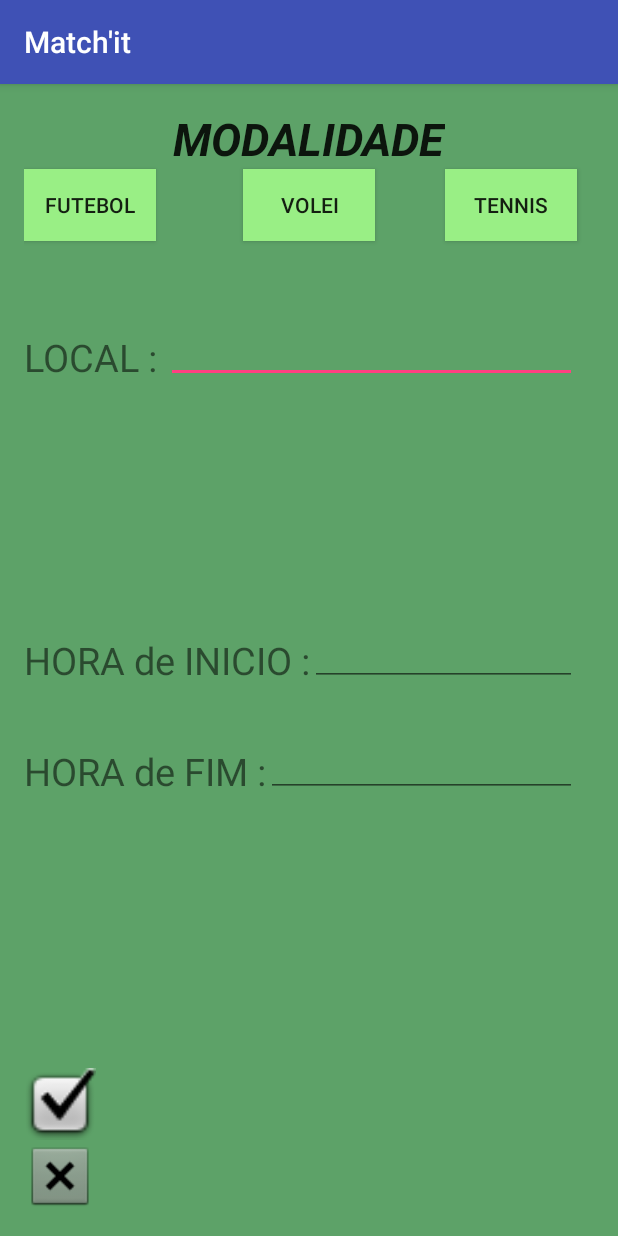
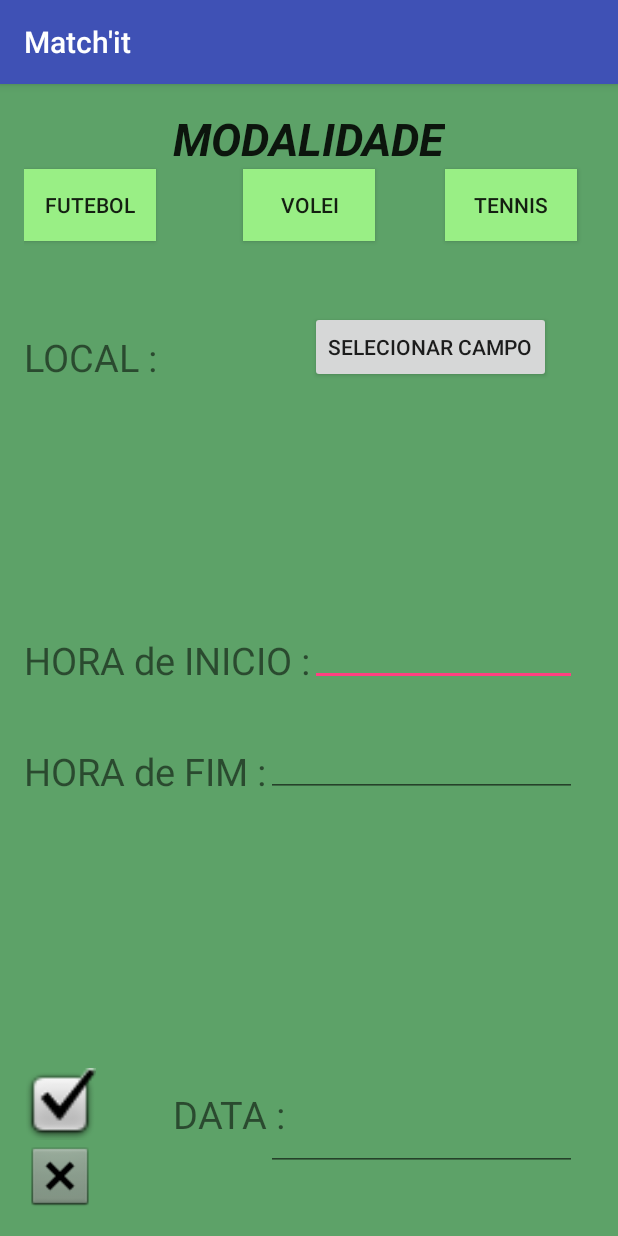
Before and after one commit to tomasvcaldas/PSC-PIRLO, an Android app: the criarEvento screen opened directly, with no data from a screen before it, on a phone screen of 412 x 824 dp. Run offline under Robolectric (Android 15) with nearby library versions, the phone set to English and light mode, and no system bars.

Commit message:
Butao Lista de Campos

```diff
--- a/pirloIT/app/src/main/java/com/example/utilizador/pirloit/criarEvento.java
+++ b/pirloIT/app/src/main/java/com/example/utilizador/pirloit/criarEvento.java
@@ -71,5 +71,15 @@ public class criarEvento extends AppCompatActivity {
         });
 
 
+        Button menu = (Button) findViewById(R.id.button5);
+        menu.setOnClickListener(new View.OnClickListener() {
+            @Override
+            public void onClick(View v) {
+                MenuCampos campo = new MenuCampos();
+                campo.show(getFragmentManager(), "seleciona_campo");
+            }
+        });
+
     }
+
 }
--- a/pirloIT/app/src/main/res/layout/activity_criar_evento.xml
+++ b/pirloIT/app/src/main/res/layout/activity_criar_evento.xml
@@ -9,6 +9,7 @@
     android:paddingTop="@dimen/activity_vertical_margin"
     tools:context="com.example.utilizador.pirloit.criarEvento"
     android:background="#a70c741c">
+
 
     <Button
         style="?android:attr/buttonStyleSmall"
@@ -72,16 +73,7 @@
         android:layout_marginTop="60dp"
         android:textSize="25dp" />
 
-    <EditText
-        android:layout_width="wrap_content"
-        android:layout_height="wrap_content"
-        android:id="@+id/editText"
-        android:layout_alignBottom="@+id/textView2"
-        android:layout_toRightOf="@+id/textView2"
-        android:text=" "
-        android:layout_alignRight="@+id/button3"
-        android:layout_alignEnd="@+id/button3"
-        android:textSize="25dp" />
+
 
     <TextView
         android:layout_width="wrap_content"
@@ -135,4 +127,35 @@
         android:background="@android:drawable/checkbox_on_background"
         android:layout_above="@+id/backCriar" />
 
+    <TextView
+        android:layout_width="wrap_content"
+        android:layout_height="wrap_content"
+        android:text="DATA :"
+        android:id="@+id/textView22"
+        android:layout_alignBottom="@+id/confirmaCriar"
+        android:layout_alignLeft="@+id/textView"
+        android:layout_alignStart="@+id/textView"
+        android:textSize="25dp" />
+
+    <EditText
+        android:layout_width="wrap_content"
+        android:layout_height="wrap_content"
+        android:inputType="numberDecimal"
+        android:ems="10"
+        android:id="@+id/editText4"
+        android:layout_alignTop="@+id/textView22"
+        android:layout_toRightOf="@+id/textView4"
+        android:layout_alignRight="@+id/editText3"
+        android:layout_alignEnd="@+id/editText3"
+        android:textSize="25dp" />
+
+    <Button
+        android:layout_width="wrap_content"
+        android:layout_height="wrap_content"
+        android:text="Selecionar Campo"
+        android:id="@+id/button5"
+        android:layout_alignBottom="@+id/textView2"
+        android:layout_alignLeft="@+id/editText2"
+        android:layout_alignStart="@+id/editText2" />
+
 </RelativeLayout>
--- a/pirloIT/app/src/main/res/layout/activity_escolher_evento.xml
+++ b/pirloIT/app/src/main/res/layout/activity_escolher_evento.xml
@@ -15,7 +15,8 @@
         <LinearLayout
             android:orientation="vertical"
             android:layout_width="match_parent"
-            android:layout_height="match_parent">
+            android:layout_height="match_parent"
+            android:background="#a70c741c">
 
             <LinearLayout
                 android:orientation="horizontal"
--- a/pirloIT/app/src/main/res/layout/activity_inscrever_basket.xml
+++ b/pirloIT/app/src/main/res/layout/activity_inscrever_basket.xml
@@ -6,7 +6,8 @@
     tools:context=".inscreverFutebol"
     android:weightSum="1"
     android:baselineAligned="true"
-    android:orientation="vertical">
+    android:orientation="vertical"
+    android:background="#a70c741c">
 
     <LinearLayout
         android:layout_width="wrap_content"
--- a/pirloIT/app/src/main/res/layout/activity_inscrever_futebol.xml
+++ b/pirloIT/app/src/main/res/layout/activity_inscrever_futebol.xml
@@ -6,7 +6,8 @@
     tools:context=".inscreverFutebol"
     android:weightSum="1"
     android:baselineAligned="true"
-    android:orientation="vertical">
+    android:orientation="vertical"
+    android:background="#a70c741c">
 
     <LinearLayout
         android:layout_width="wrap_content"
--- a/pirloIT/app/src/main/res/layout/activity_inscrever_futebol2.xml
+++ b/pirloIT/app/src/main/res/layout/activity_inscrever_futebol2.xml
@@ -6,7 +6,8 @@
     tools:context=".inscreverFutebol"
     android:weightSum="1"
     android:baselineAligned="true"
-    android:orientation="vertical">
+    android:orientation="vertical"
+    android:background="#a70c741c">
 
     <LinearLayout
         android:layout_width="wrap_content"
--- a/pirloIT/app/src/main/res/layout/activity_inscrever_volley.xml
+++ b/pirloIT/app/src/main/res/layout/activity_inscrever_volley.xml
@@ -6,7 +6,8 @@
     tools:context=".inscreverFutebol"
     android:weightSum="1"
     android:baselineAligned="true"
-    android:orientation="vertical">
+    android:orientation="vertical"
+    android:background="#a70c741c">
 
     <LinearLayout
         android:layout_width="wrap_content"
--- a/pirloIT/app/src/main/res/layout/activity_inscrever_volley2.xml
+++ b/pirloIT/app/src/main/res/layout/activity_inscrever_volley2.xml
@@ -6,7 +6,8 @@
     tools:context=".inscreverFutebol"
     android:weightSum="1"
     android:baselineAligned="true"
-    android:orientation="vertical">
+    android:orientation="vertical"
+    android:background="#a70c741c">
 
     <LinearLayout
         android:layout_width="wrap_content"
```
Also changed, not shown: pirloIT/app/src/main/java/com/example/utilizador/pirloit/MenuCampos.java (added, +62 -0 lines), pirloIT/app/src/main/java/com/example/utilizador/pirloit/SelecaoCampo.java (added, +55 -0 lines), pirloIT/app/src/main/res/layout/activity_evento_confirmado.xml (+31 -3 lines), pirloIT/app/src/main/res/values/campos.xml (added, +12 -0 lines), pirloIT/app/src/main/res/drawable/fa.png (added).
